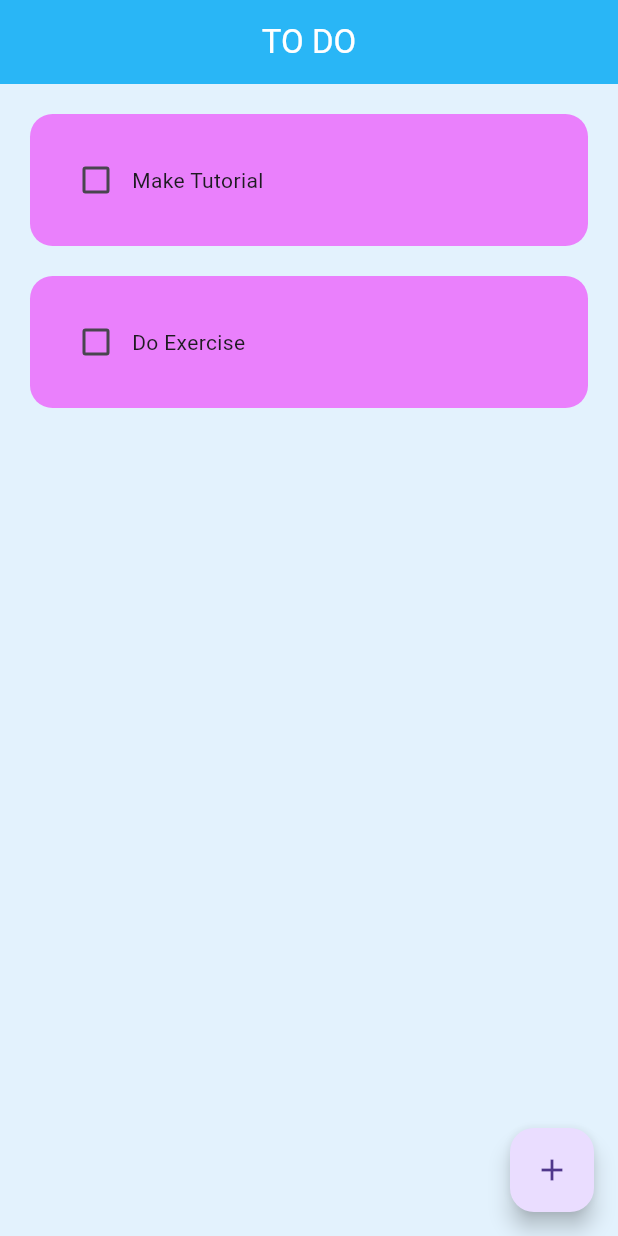
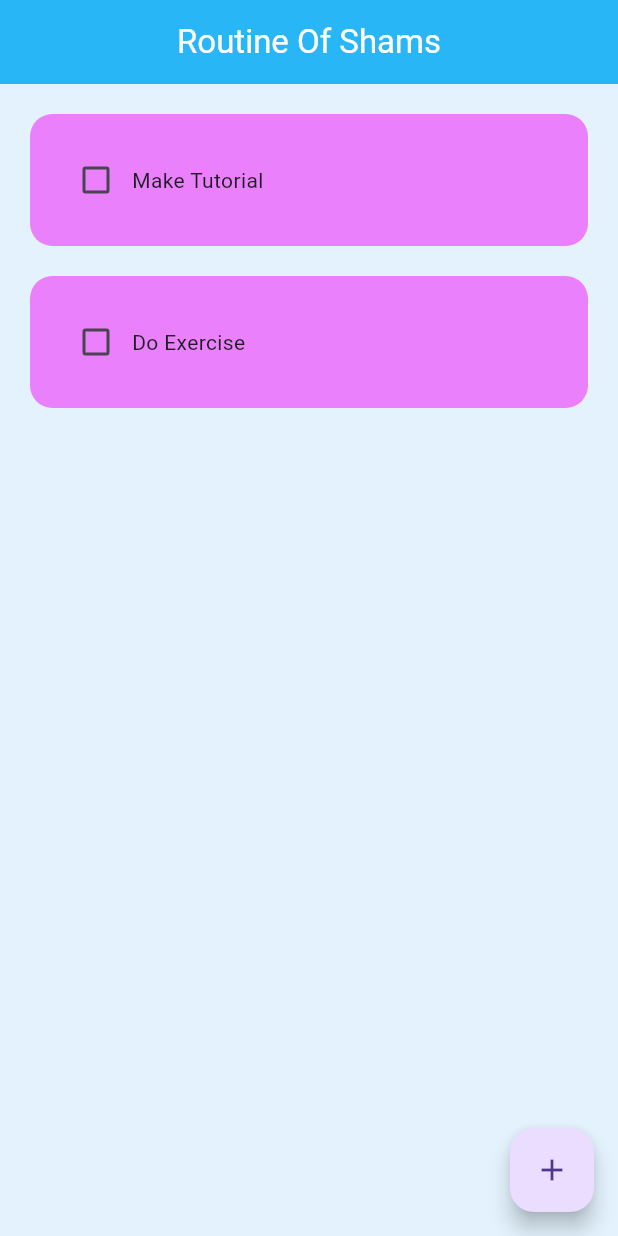
Before and after one commit to Borhan2004/working-on-it, a Flutter app: the screen it shows after launch, on a phone screen of 412 x 824 dp. Run offline on Flutter 3.47's test engine with Material 3 defaults, Android fonts, the phone set to English and light mode, and no system bars; drawn by our look-alikes of flutter_slidable; our stand-ins replace hive_flutter; accounts and stored records are empty.

```diff
--- a/lib/main.dart
+++ b/lib/main.dart
@@ -15,6 +15,12 @@ class MyApp extends StatelessWidget {
 
   @override
   Widget build(BuildContext context) {
-    return MaterialApp(debugShowCheckedModeBanner: false, home: Homepage());
+    return MaterialApp(
+      theme: ThemeData.light(),
+      darkTheme: ThemeData.dark(),
+      themeMode: ThemeMode.system,
+      home: Homepage(),
+      debugShowCheckedModeBanner: false,
+    );
   }
 }
--- a/lib/page view/Homepage.dart
+++ b/lib/page view/Homepage.dart
@@ -77,7 +77,7 @@ class _HomepageState extends State<Homepage> {
       backgroundColor: Colors.blue[50],
       appBar: AppBar(
         backgroundColor: Colors.lightBlue[400],
-        title: Text('TO DO', style: TextStyle(color: Colors.white)),
+        title: Text('Routine Of Shams', style: TextStyle(color: Colors.white)),
         elevation: 0,
         centerTitle: true,
       ),
```
Also changed, not shown: public/fonts/fa-brands-400.svg (added), public/fonts/fa-brands-400.ttf (added), public/fonts/fa-regular-400.svg (added), public/fonts/fa-regular-400.ttf (added), public/fonts/fa-solid-900.svg (added), public/fonts/fa-solid-900.ttf (added), 12 other files.
